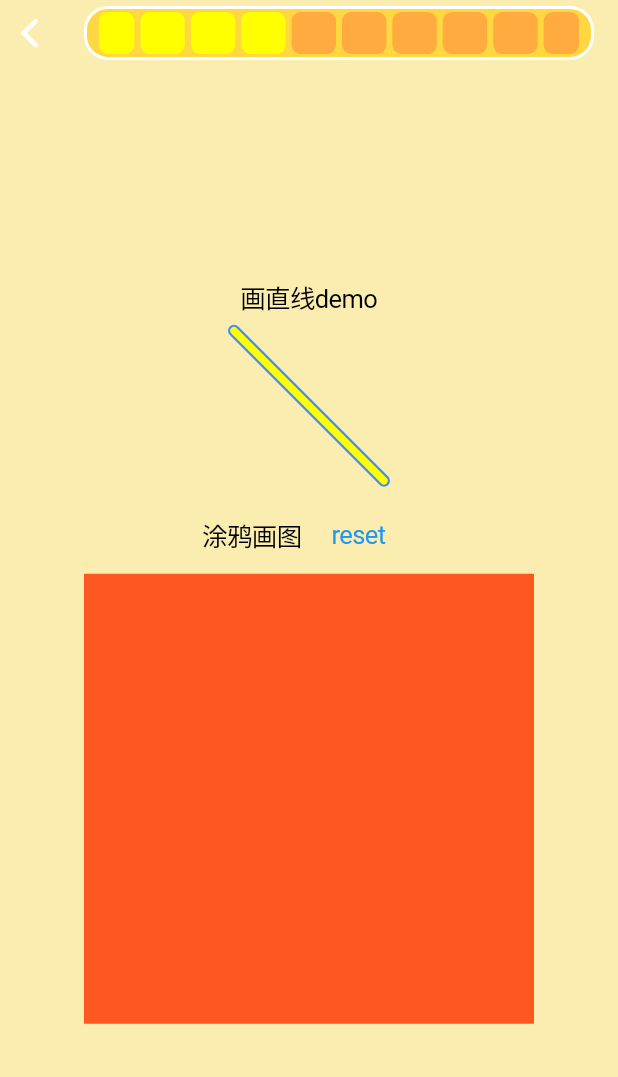
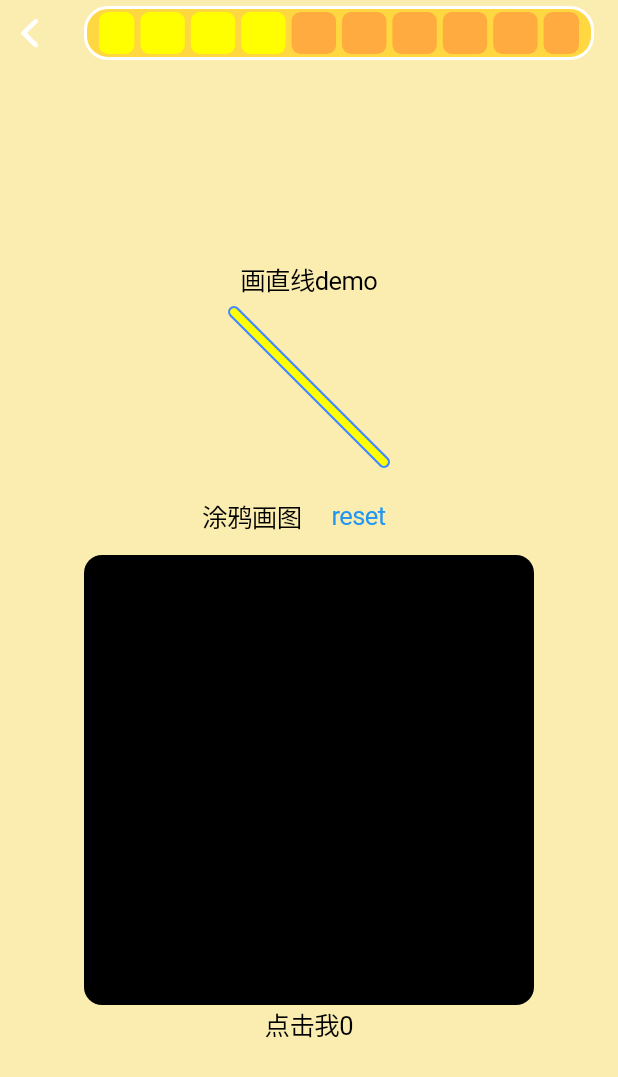
Before and after one commit to KingBo0259/hi_flutter_app, a Flutter app: the HandWritePage screen opened by its route, on a phone screen of 412 x 824 dp. Shown: the top 1077 px of the screen. Run offline on Flutter 3.47's test engine with Material 2 defaults, Android fonts, the phone set to English and light mode, and no system bars; our stand-ins replace flip_card.

Commit message:
[ADD] add click demo

```diff
--- a/lib/src/pages/Course/write/hand_write_page.dart
+++ b/lib/src/pages/Course/write/hand_write_page.dart
@@ -13,6 +13,8 @@
   List<Offset> _points = <Offset>[];
 
   Size paindSize = Size(300, 300);
+
+  int  value = 0;
 
   @override
   Widget build(BuildContext context) {
@@ -69,10 +71,10 @@
                     },
                     onPanEnd: (DragEndDetails details) => _points.add(null),
                     child: Container(
+                      decoration: BoxDecoration(color: Colors.black,borderRadius: BorderRadius.all(Radius.circular(12))),
                       width: paindSize.width,
                       height: paindSize.height,
-                      color: Colors.deepOrange,
-                    ),
+                     ),
                   ),
                   CustomPaint(
                     painter: SignaturePainterWidget(_points,
@@ -80,7 +82,12 @@
                   )
                 ],
               ),
-            )
+            ),
+            GestureDetector(child: Text("点击我$value"),onTap: (){
+              setState(() {
+                value++;
+              });
+            },)
           ],
         )));
   }
```
